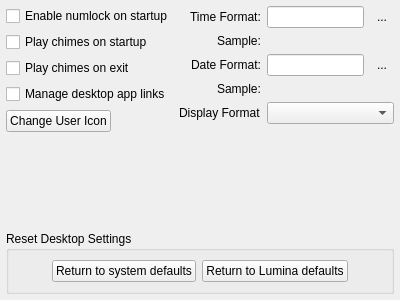
Above: src-qt5/core-utils/lumina-config/pages/page_session_options.ui from lumina-desktop/lumina before the change. Below: the same form after it.
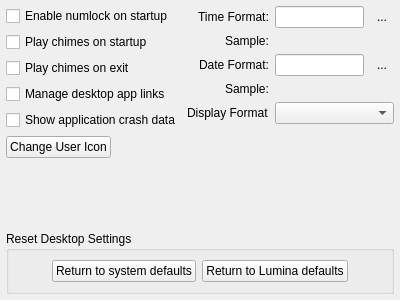
That is the form after the change.

Commit message: Add a general session option for whether to show the application crash notifications.

The edit to the form file:
```diff
--- a/src-qt5/core-utils/lumina-config/pages/page_session_options.ui
+++ b/src-qt5/core-utils/lumina-config/pages/page_session_options.ui
@@ -59,6 +59,13 @@
        </property>
       </widget>
      </item>
+     <item>
+      <widget class="QCheckBox" name="check_watch_app_procs">
+       <property name="text">
+        <string>Show application crash data</string>
+       </property>
+      </widget>
+     </item>
      <item>
       <layout class="QHBoxLayout" name="horizontalLayout_14">
        <item>
```
The commit also changes 2 other files.
